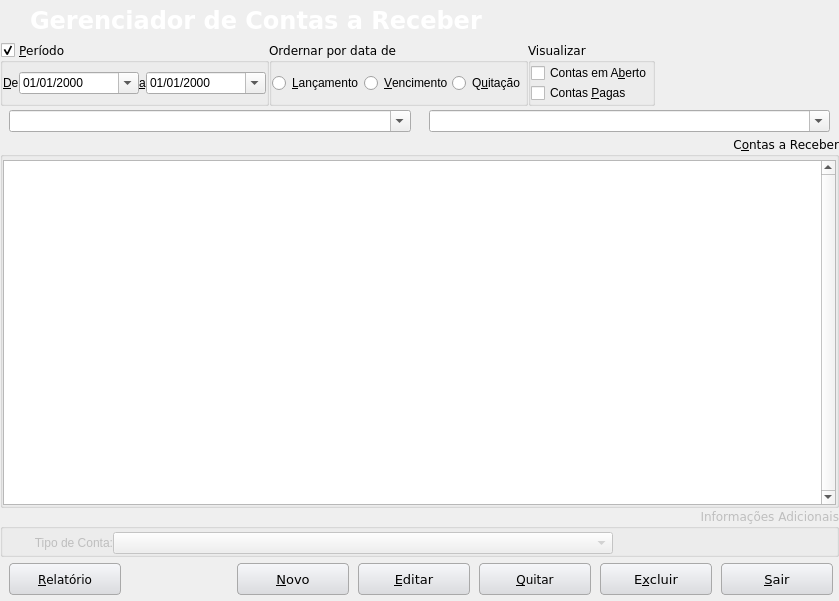
Qt form Projects/Blink/Plugins/financier/accounttoreceivemanager.ui (MarcoBueno1/qrad) before a commit.
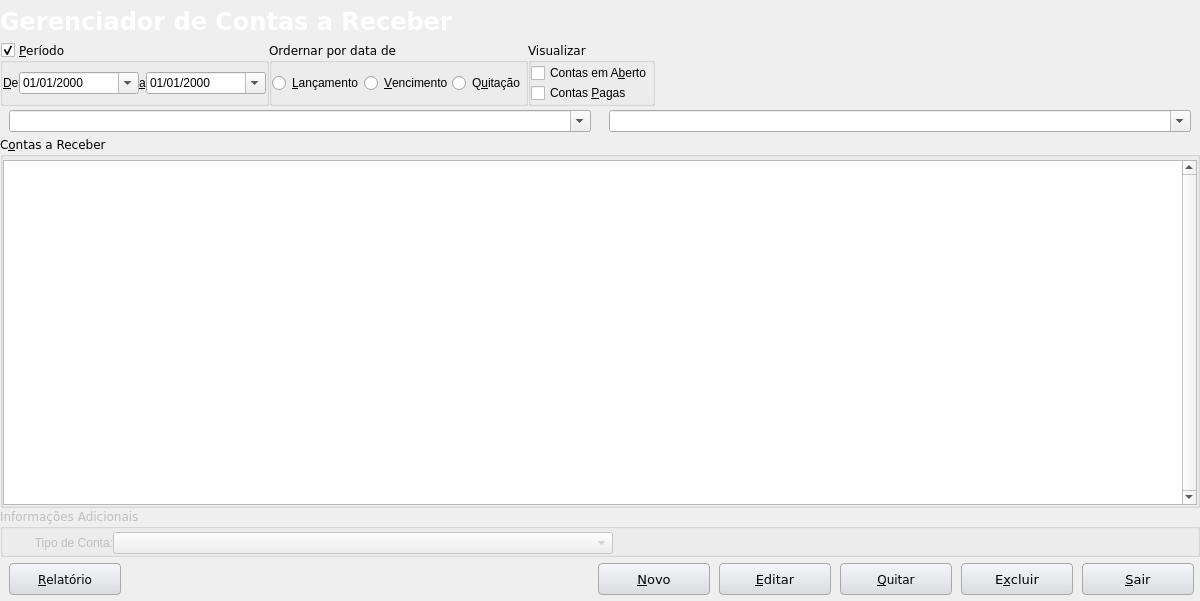
The same form after that commit. Icons and pictures are not drawn. Custom widgets are drawn as their Qt base class.

Patch:
```diff
--- a/Projects/Blink/Plugins/financier/accounttoreceivemanager.ui
+++ b/Projects/Blink/Plugins/financier/accounttoreceivemanager.ui
@@ -9,7 +9,7 @@
    <rect>
     <x>0</x>
     <y>0</y>
-    <width>839</width>
+    <width>1200</width>
     <height>601</height>
    </rect>
   </property>
@@ -52,16 +52,22 @@
    </property>
    <item row="0" column="0" colspan="2">
     <widget class="QFrame" name="topmenu">
+     <property name="sizePolicy">
+      <sizepolicy hsizetype="Expanding" vsizetype="Preferred">
+       <horstretch>0</horstretch>
+       <verstretch>0</verstretch>
+      </sizepolicy>
+     </property>
      <property name="minimumSize">
       <size>
-       <width>0</width>
+       <width>1200</width>
        <height>42</height>
       </size>
      </property>
      <property name="maximumSize">
       <size>
        <width>16777215</width>
-       <height>42</height>
+       <height>16777215</height>
       </size>
      </property>
      <property name="styleSheet">
@@ -73,17 +79,38 @@
      <property name="frameShadow">
       <enum>QFrame::Plain</enum>
      </property>
+     <layout class="QHBoxLayout" name="horizontalLayout_5">
+      <property name="spacing">
+       <number>0</number>
+      </property>
+      <property name="leftMargin">
+       <number>0</number>
+      </property>
+      <property name="topMargin">
+       <number>0</number>
+      </property>
+      <property name="rightMargin">
+       <number>0</number>
+      </property>
+      <property name="bottomMargin">
+       <number>0</number>
+      </property>
+      <item>
      <widget class="QLabel" name="labelStatus">
       <property name="enabled">
        <bool>false</bool>
       </property>
-      <property name="geometry">
-       <rect>
-        <x>30</x>
-        <y>1</y>
-        <width>491</width>
-        <height>39</height>
-       </rect>
+        <property name="sizePolicy">
+         <sizepolicy hsizetype="Expanding" vsizetype="Preferred">
+          <horstretch>0</horstretch>
+          <verstretch>0</verstretch>
+         </sizepolicy>
+        </property>
+        <property name="minimumSize">
+         <size>
+          <width>1200</width>
+          <height>42</height>
+         </size>
       </property>
       <property name="palette">
        <palette>
@@ -293,6 +320,8 @@
        <set>Qt::NoTextInteraction</set>
       </property>
      </widget>
+      </item>
+     </layout>
     </widget>
    </item>
    <item row="2" column="0" colspan="2">
@@ -415,7 +444,7 @@
       <string>C&amp;ontas a Receber</string>
      </property>
      <property name="alignment">
-      <set>Qt::AlignRight|Qt::AlignTop|Qt::AlignTrailing</set>
+      <set>Qt::AlignLeading|Qt::AlignLeft|Qt::AlignTop</set>
      </property>
      <layout class="QGridLayout" name="gridLayout">
       <property name="leftMargin">
@@ -493,7 +522,7 @@
       <string>Informações Adicionais</string>
      </property>
      <property name="alignment">
-      <set>Qt::AlignRight|Qt::AlignTop|Qt::AlignTrailing</set>
+      <set>Qt::AlignLeading|Qt::AlignLeft|Qt::AlignTop</set>
      </property>
      <layout class="QGridLayout" name="gridLayout_2">
       <property name="leftMargin">
```
Left out of the diff: 4 changed lines with no effect on the pictures. Lines whose indentation alone changed are shown as unchanged.
